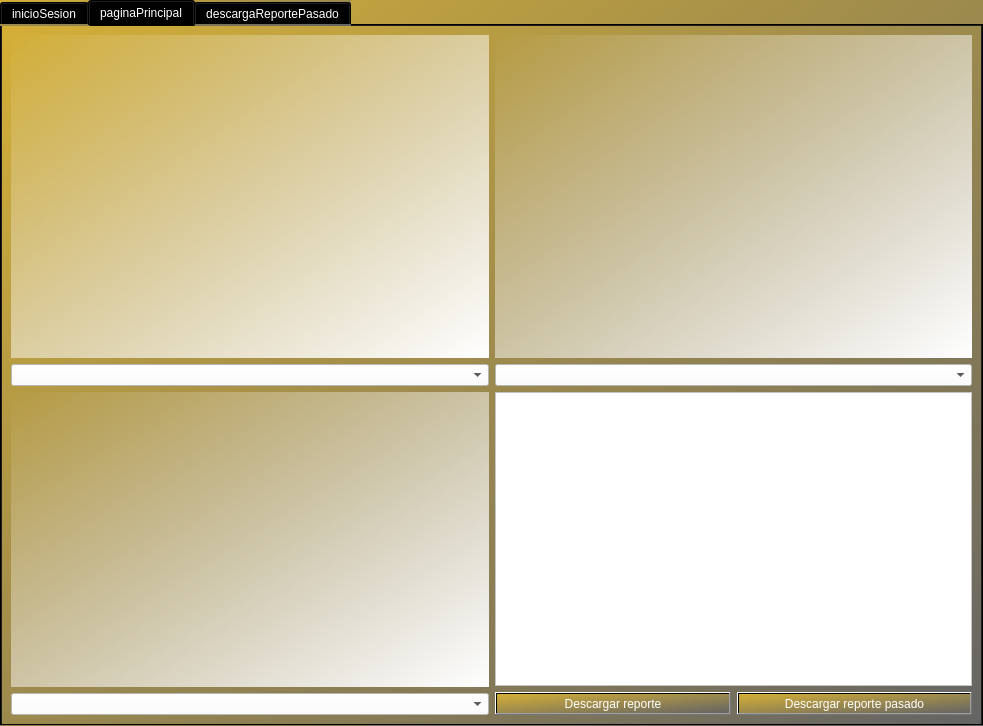
Before: the Qt Designer form UI/interfaz.ui in dtrejo0611/TrabajoTerminal, drawn with Qt 5.
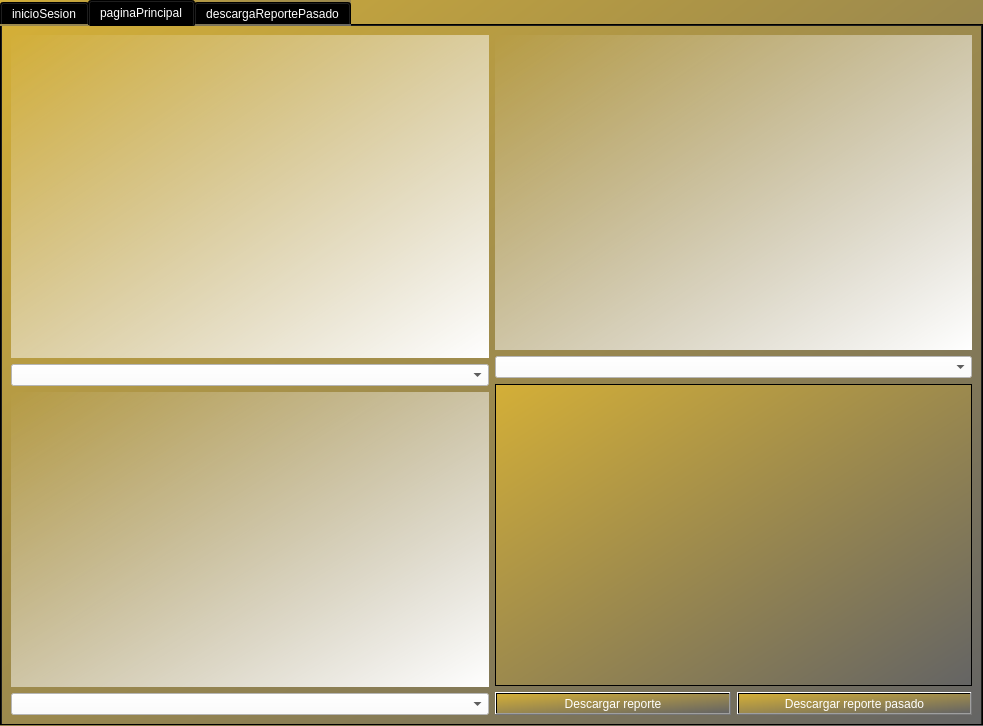
After: the same form once the commit is applied. The open tabs and pages were chosen to show the change.

Commit message: Interfaz casi terminada

Patch:
```diff
--- a/UI/interfaz.ui
+++ b/UI/interfaz.ui
@@ -314,11 +314,17 @@
             <item>
              <widget class="QLabel" name="displayCam3">
               <property name="sizePolicy">
-               <sizepolicy hsizetype="Preferred" vsizetype="Expanding">
+               <sizepolicy hsizetype="Preferred" vsizetype="Minimum">
                 <horstretch>0</horstretch>
                 <verstretch>0</verstretch>
                </sizepolicy>
               </property>
+              <property name="minimumSize">
+               <size>
+                <width>0</width>
+                <height>315</height>
+               </size>
+              </property>
               <property name="styleSheet">
                <string notr="true">background-color: qlineargradient(spread:pad, x1:0, y1:0, x2:1, y2:1, stop:0 rgba(0, 0, 0, 0), stop:1 rgba(255, 255, 255, 255));</string>
               </property>
@@ -335,22 +341,18 @@
               </property>
              </widget>
             </item>
+            <item>
+             <widget class="QTableView" name="displayEventos">
+              <property name="sizePolicy">
+               <sizepolicy hsizetype="Preferred" vsizetype="Expanding">
+                <horstretch>0</horstretch>
+                <verstretch>0</verstretch>
+               </sizepolicy>
+              </property>
+             </widget>
+            </item>
             <item>
              <layout class="QVBoxLayout" name="verticalLayout_5">
-              <item>
-               <widget class="QListView" name="eventos">
-                <property name="sizePolicy">
-                 <sizepolicy hsizetype="Minimum" vsizetype="Expanding">
-                  <horstretch>0</horstretch>
-                  <verstretch>50</verstretch>
-                 </sizepolicy>
-                </property>
-                <property name="styleSheet">
-                 <string notr="true">background-color: rgb(255, 255, 255);
-color: rgb(0, 0, 0);</string>
-                </property>
-               </widget>
-              </item>
               <item>
                <layout class="QHBoxLayout" name="horizontalLayout_3">
                 <property name="sizeConstraint">
```
Left out of the diff: 6 changed lines with no effect on the pictures. The commit also changes 1 other file.
